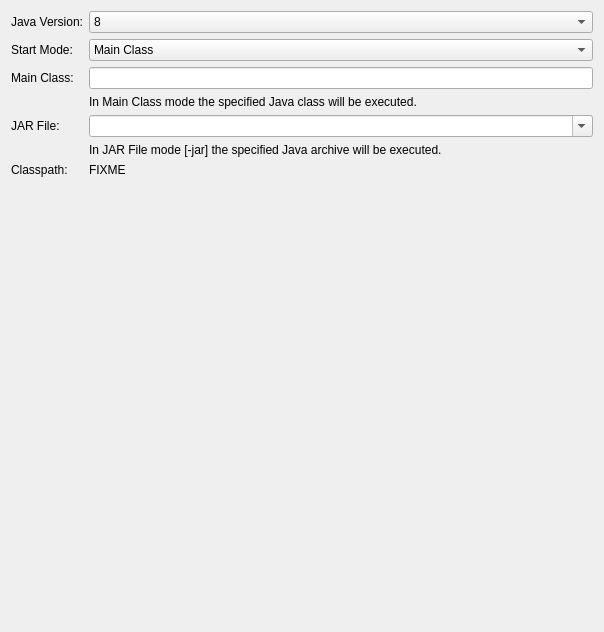
First picture: the form in src/brickv/plugin_system/plugins/red/ui/new_program_java.ui, repository Tinkerforge/brickv, before the edit.
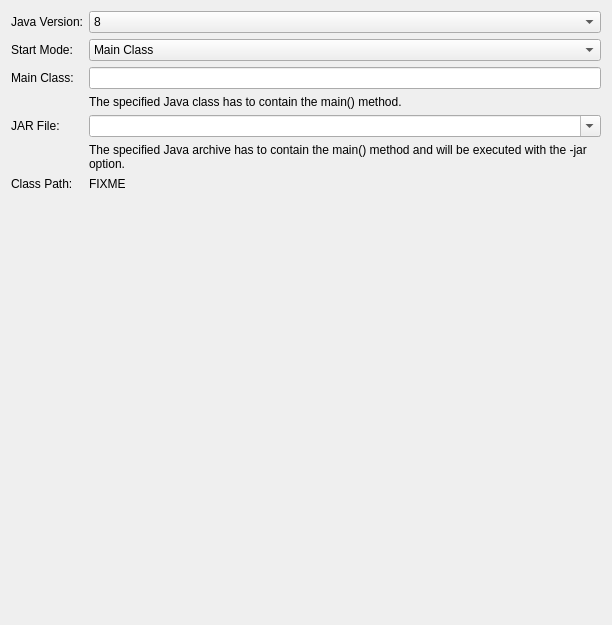
Second picture: the form after the edit.

Diff of the .ui file:
```diff
--- a/src/brickv/plugin_system/plugins/red/ui/new_program_java.ui
+++ b/src/brickv/plugin_system/plugins/red/ui/new_program_java.ui
@@ -6,8 +6,8 @@
    <rect>
     <x>0</x>
     <y>0</y>
-    <width>604</width>
-    <height>632</height>
+    <width>612</width>
+    <height>625</height>
    </rect>
   </property>
   <property name="windowTitle">
@@ -79,7 +79,7 @@
      <item row="5" column="1" colspan="2">
       <widget class="QLabel" name="label_jar_file_help">
        <property name="text">
-        <string>In JAR File mode [-jar] the specified Java archive will be executed.</string>
+        <string>The specified Java archive has to contain the main() method and will be executed with the -jar option.</string>
        </property>
        <property name="wordWrap">
         <bool>true</bool>
@@ -89,7 +89,7 @@
      <item row="3" column="1" colspan="2">
       <widget class="QLabel" name="label_main_class_help">
        <property name="text">
-        <string>In Main Class mode the specified Java class will be executed.</string>
+        <string>The specified Java class has to contain the main() method.</string>
        </property>
        <property name="wordWrap">
         <bool>true</bool>
@@ -109,7 +109,7 @@
      <item row="6" column="0">
       <widget class="QLabel" name="label_5">
        <property name="text">
-        <string>Classpath:</string>
+        <string>Class Path:</string>
        </property>
       </widget>
      </item>
```
Left out of the diff: 12 changed lines with no effect on the pictures.
